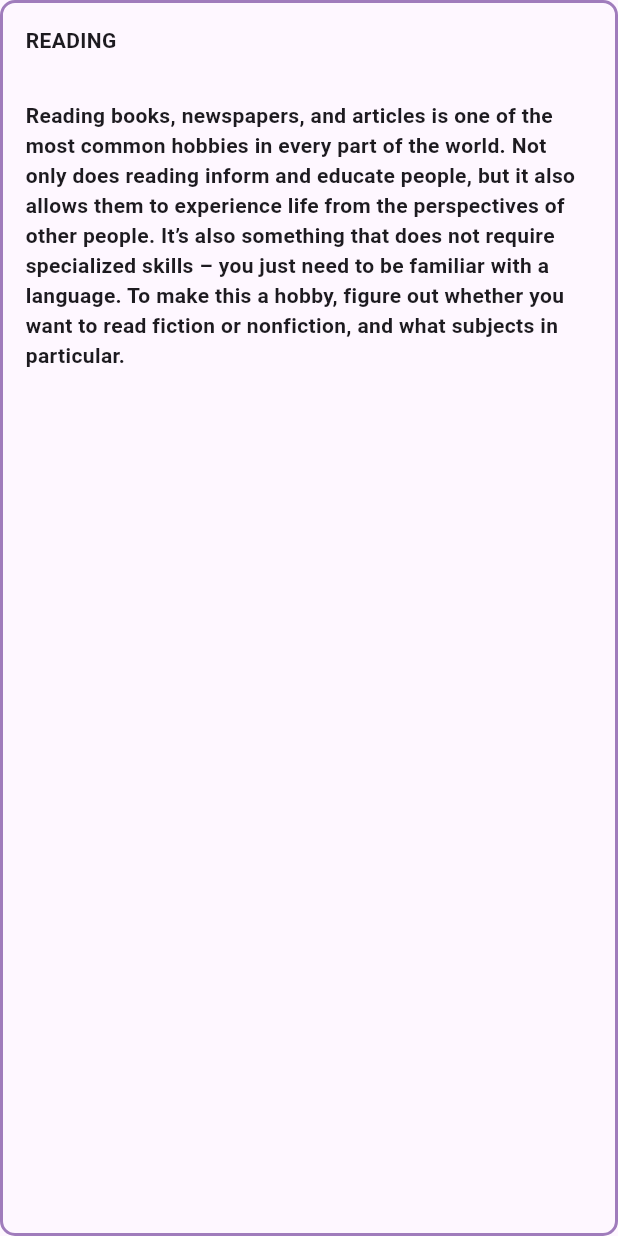
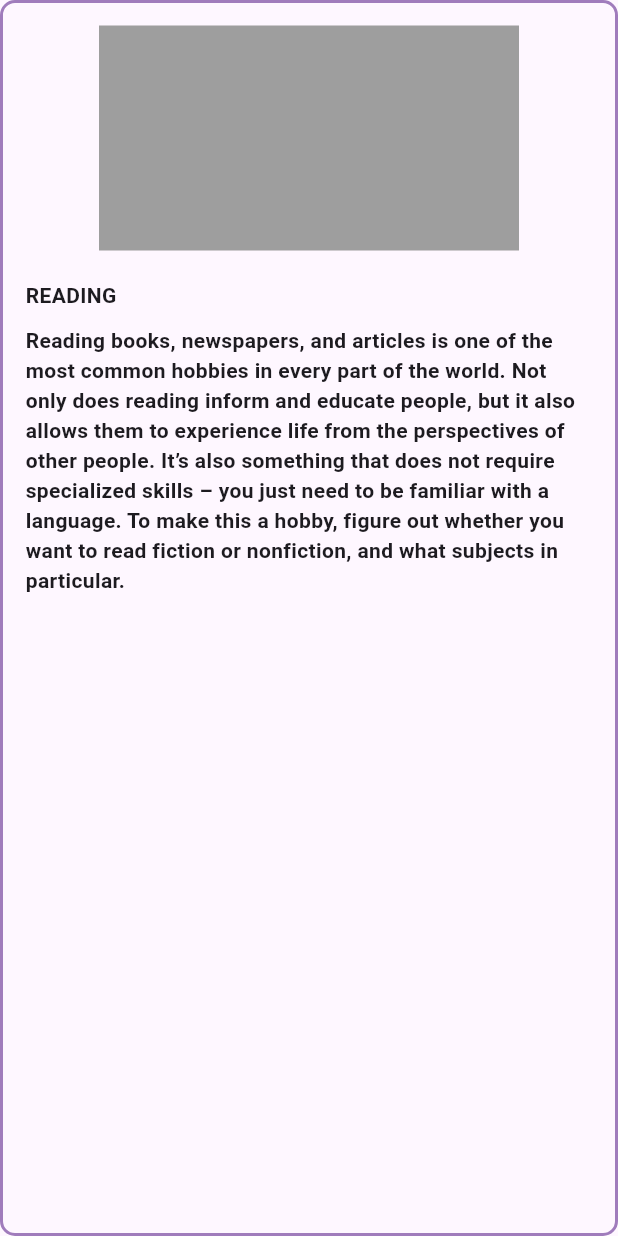
Before and after one commit to AnJasid/sports_picker, a Flutter app: the HobbyItem widget shown alone on an empty page, opened directly with sample values from the repository, on a phone screen of 412 x 824 dp. Run offline on Flutter 3.47's test engine with Material 3 defaults, Android fonts, the light colour scheme and no system bars; our stand-ins replace google_nav_bar.

Commit message:
update for the UI

```diff
--- a/lib/screens/view_screen/hobby_item.dart
+++ b/lib/screens/view_screen/hobby_item.dart
@@ -26,11 +26,21 @@ class HobbyItem extends StatelessWidget {
         child: Column(
           crossAxisAlignment: CrossAxisAlignment.start,
           children: [
+            Center(
+              child: Container(
+                width: 280,
+                height: 150,
+                decoration: BoxDecoration(
+                  color: Colors.grey[500],
+                ),
+              ),
+            ),
+            const SizedBox(height: 20),
             Text(
               data.hobbyTitle.toString(),
               style: const TextStyle(fontWeight: FontWeight.bold),
             ),
-            const SizedBox(height: 30),
+            const SizedBox(height: 10),
             Text(
               data.hobbyDesc.toString(),
               style: const TextStyle(fontWeight: FontWeight.bold),
```
Also changed, not shown: lib/screens/view_screen/view_screen.dart (+7 -7 lines).
